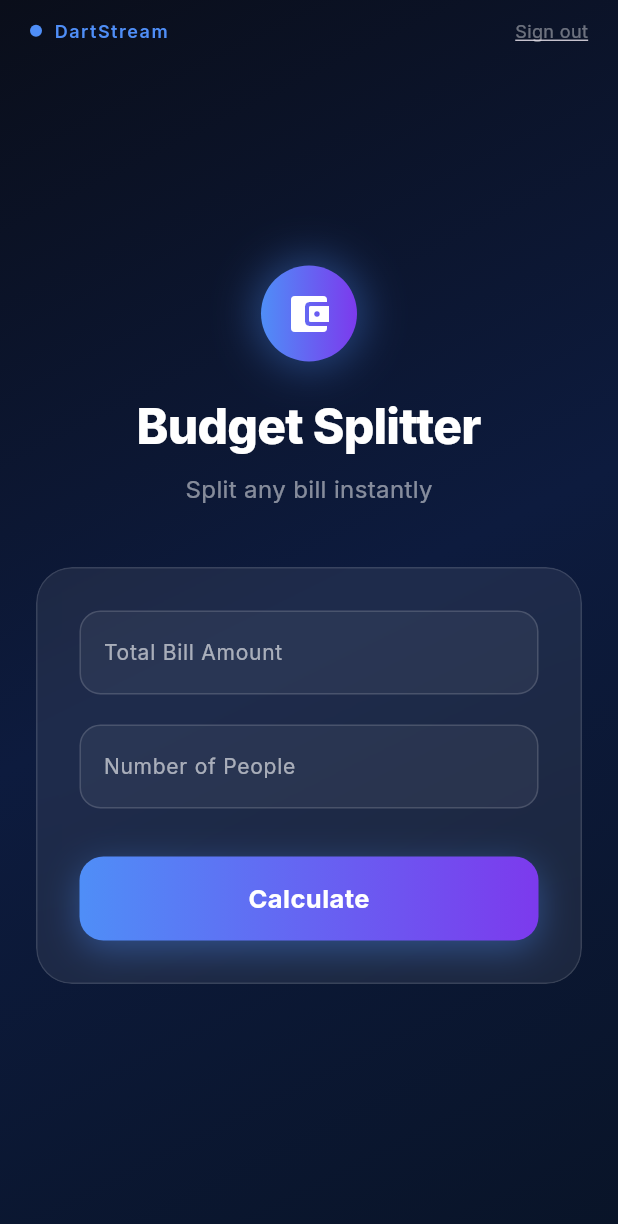
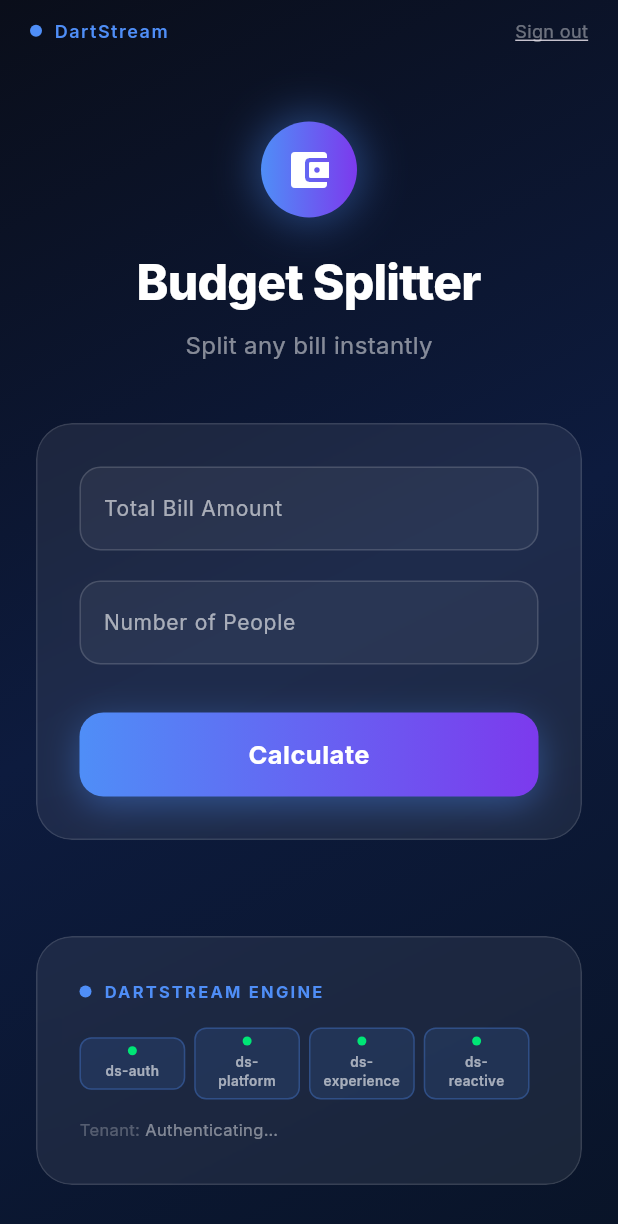
Before and after one commit to FahadNafeesAhmed/fintech-budget-splitter, a Flutter app: the HomeScreen screen opened directly with empty values, on a phone screen of 412 x 824 dp. Shown: the top 1224 px of the screen. Run offline on Flutter 3.47's test engine with Material 3 defaults, Android fonts, the phone set to English and light mode, and no system bars; our stand-ins replace cloud_firestore, firebase_auth, firebase_core, flutter_riverpod, google_fonts; accounts and stored records are empty.

Commit message:
feat: add DartStream live status panel to home screen
- Shows ds-auth, ds-platform, ds-experience, ds-reactive service chips
- Live reactive event log updates on every calculation
- Displays tenant ID from DartStream auth
- Powered by DartStream subtitle on login screen

```diff
--- a/frontend/lib/screens/home_screen.dart
+++ b/frontend/lib/screens/home_screen.dart
@@ -42,6 +42,7 @@ class _HomeScreenState extends State<HomeScreen>
   final _formKey = GlobalKey<FormState>();
 
   _SplitState _state = _Idle();
+  final List<_DsEvent> _eventLog = [];
 
   late final AnimationController _buttonAnim;
   late final Animation<double> _buttonScale;
@@ -94,17 +95,28 @@ class _HomeScreenState extends State<HomeScreen>
       final tenantId = widget.session.tenantId;
       final userId = widget.session.userId;
       if (api != null && tenantId != null && userId != null) {
+        setState(() => _eventLog.insert(0, _DsEvent('ds-experience', 'Saving to cloud-save → split_history')));
         api.saveSplitTransaction(
           userId: userId,
           tenantId: tenantId,
           transaction: transaction,
           result: result,
-        ).catchError((_) {}); // non-blocking
+        ).then((_) {
+          setState(() => _eventLog.insert(0, _DsEvent('ds-experience', 'Saved ✓', success: true)));
+        }).catchError((e) {
+          setState(() => _eventLog.insert(0, _DsEvent('ds-experience', 'Save skipped (dev env)', warning: true)));
+        });
+
+        setState(() => _eventLog.insert(0, _DsEvent('ds-reactive', 'Logging split_calculated event')));
         api.logSplitCalculated(
           tenantId: tenantId,
           transaction: transaction,
           result: result,
-        ).catchError((_) {}); // non-blocking
+        ).then((_) {
+          setState(() => _eventLog.insert(0, _DsEvent('ds-reactive', 'Event logged ✓', success: true)));
+        }).catchError((e) {
+          setState(() => _eventLog.insert(0, _DsEvent('ds-reactive', 'Event skipped (dev env)', warning: true)));
+        });
       }
     } on ArgumentError catch (e) {
       final msg = e.message.toString();
@@ -113,6 +125,7 @@ class _HomeScreenState extends State<HomeScreen>
       final api = widget.session.api;
       final tenantId = widget.session.tenantId;
       if (api != null && tenantId != null) {
+        setState(() => _eventLog.insert(0, _DsEvent('ds-reactive', 'Logging split_error event')));
         api.logSplitError(tenantId: tenantId, error: msg).catchError((_) {});
       }
     } catch (_) {
@@ -222,6 +235,8 @@ class _HomeScreenState extends State<HomeScreen>
                         ),
                         const SizedBox(height: 32),
                         if (_state is _Success) _resultPanel(_state as _Success),
+                        const SizedBox(height: 32),
+                        _dartstreamPanel(),
                       ],
                     ),
                   ),
@@ -519,4 +534,177 @@ class _HomeScreenState extends State<HomeScreen>
     if (charCount <= 8) return 44;
     return 34;
   }
+
+  Widget _dartstreamPanel() {
+    final services = [
+      _ServiceStatus('ds-auth', true),
+      _ServiceStatus('ds-platform', true),
+      _ServiceStatus('ds-experience', true),
+      _ServiceStatus('ds-reactive', true),
+    ];
+
+    return _glassCard(
+      child: Column(
+        crossAxisAlignment: CrossAxisAlignment.start,
+        children: [
+          Row(
+            children: [
+              Container(
+                width: 8,
+                height: 8,
+                decoration: const BoxDecoration(
+                  shape: BoxShape.circle,
+                  color: Color(0xFF4F8EF7),
+                ),
+              ),
+              const SizedBox(width: 8),
+              Text(
+                'DARTSTREAM ENGINE',
+                style: GoogleFonts.inter(
+                  color: const Color(0xFF4F8EF7),
+                  fontSize: 11,
+                  fontWeight: FontWeight.w700,
+                  letterSpacing: 1.5,
+                ),
+              ),
+            ],
+          ),
+          const SizedBox(height: 16),
+          // Service status row
+          Row(
+            children: services
+                .map((s) => Expanded(child: _serviceChip(s)))
+                .toList(),
+          ),
+          if (_eventLog.isNotEmpty) ...[
+            const SizedBox(height: 16),
+            Text(
+              'REACTIVE EVENT LOG',
+              style: GoogleFonts.inter(
+                color: Colors.white.withOpacity(0.3),
+                fontSize: 10,
+                fontWeight: FontWeight.w700,
+                letterSpacing: 1.2,
+              ),
+            ),
+            const SizedBox(height: 8),
+            ...(_eventLog.take(6).map((e) => _eventRow(e))),
+          ],
+          const SizedBox(height: 12),
+          Row(
+            children: [
+              Text(
+                'Tenant: ',
+                style: GoogleFonts.inter(
+                  color: Colors.white.withOpacity(0.25),
+                  fontSize: 11,
+                ),
+              ),
+              Expanded(
+                child: Text(
+                  widget.session.tenantId ?? 'Authenticating…',
+                  style: GoogleFonts.inter(
+                    color: Colors.white.withOpacity(0.45),
+                    fontSize: 11,
+                  ),
+                  overflow: TextOverflow.ellipsis,
+                ),
+              ),
+            ],
+          ),
+        ],
+      ),
+    );
+  }
+
+  Widget _serviceChip(_ServiceStatus s) {
+    return Container(
+      margin: const EdgeInsets.only(right: 6),
+      padding: const EdgeInsets.symmetric(horizontal: 8, vertical: 5),
+      decoration: BoxDecoration(
+        color: s.online
+            ? const Color(0xFF4F8EF7).withOpacity(0.12)
+            : Colors.red.withOpacity(0.12),
+        borderRadius: BorderRadius.circular(8),
+        border: Border.all(
+          color: s.online
+              ? const Color(0xFF4F8EF7).withOpacity(0.3)
+              : Colors.red.withOpacity(0.3),
+        ),
+      ),
+      child: Column(
+        children: [
+          Container(
+            width: 6,
+            height: 6,
+            decoration: BoxDecoration(
+              shape: BoxShape.circle,
+              color: s.online ? const Color(0xFF00E676) : Colors.red,
+            ),
+          ),
+          const SizedBox(height: 4),
+          Text(
+            s.name,
+            style: GoogleFonts.inter(
+              color: Colors.white.withOpacity(0.6),
+              fontSize: 9,
+              fontWeight: FontWeight.w600,
+            ),
+            textAlign: TextAlign.center,
+          ),
+        ],
+      ),
+    );
+  }
+
+  Widget _eventRow(_DsEvent e) {
+    return Padding(
+      padding: const EdgeInsets.only(bottom: 4),
+      child: Row(
+        children: [
+          Container(
+            padding: const EdgeInsets.symmetric(horizontal: 6, vertical: 2),
+            decoration: BoxDecoration(
+              color: const Color(0xFF4F8EF7).withOpacity(0.15),
+              borderRadius: BorderRadius.circular(4),
+            ),
+            child: Text(
+              e.service,
+              style: GoogleFonts.inter(
+                color: const Color(0xFF4F8EF7),
+                fontSize: 9,
+                fontWeight: FontWeight.w700,
+              ),
+            ),
+          ),
+          const SizedBox(width: 8),
+          Text(
+            e.message,
+            style: GoogleFonts.inter(
+              color: e.success
+                  ? const Color(0xFF00E676)
+                  : e.warning
+                      ? Colors.amber.shade300
+                      : Colors.white.withOpacity(0.5),
+              fontSize: 11,
+            ),
+          ),
+        ],
+      ),
+    );
+  }
 }
+
+class _DsEvent {
+  _DsEvent(this.service, this.message, {this.success = false, this.warning = false});
+  final String service;
+  final String message;
+  final bool success;
+  final bool warning;
+}
+
+class _ServiceStatus {
+  _ServiceStatus(this.name, this.online);
+  final String name;
+  final bool online;
+}
```
